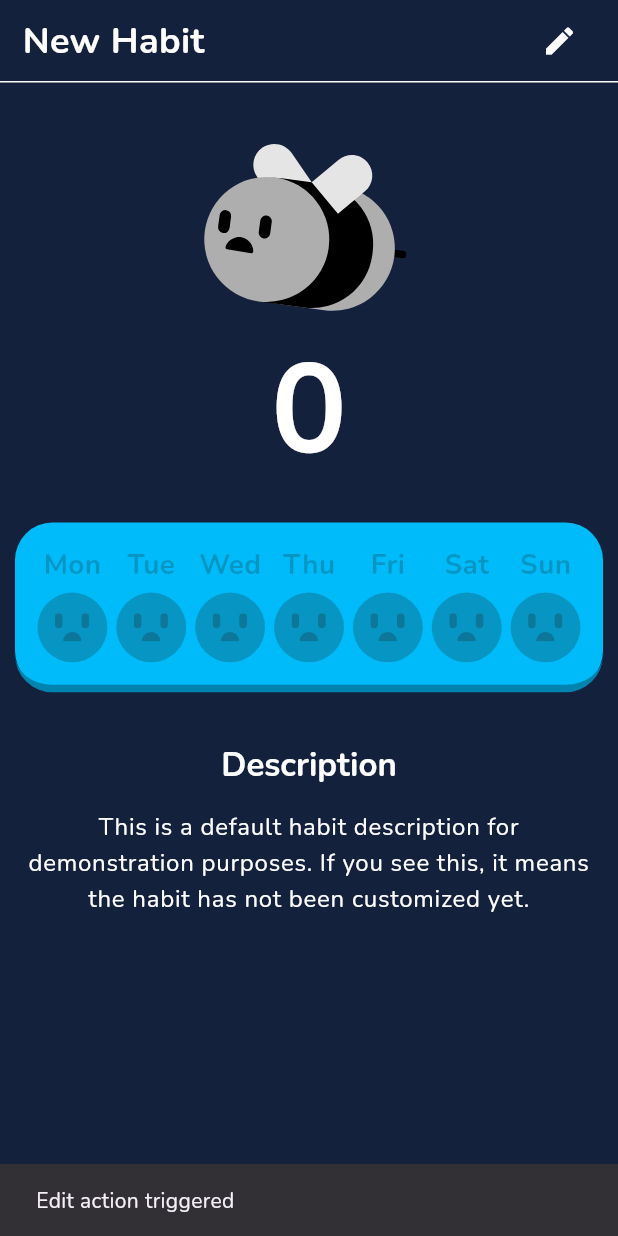
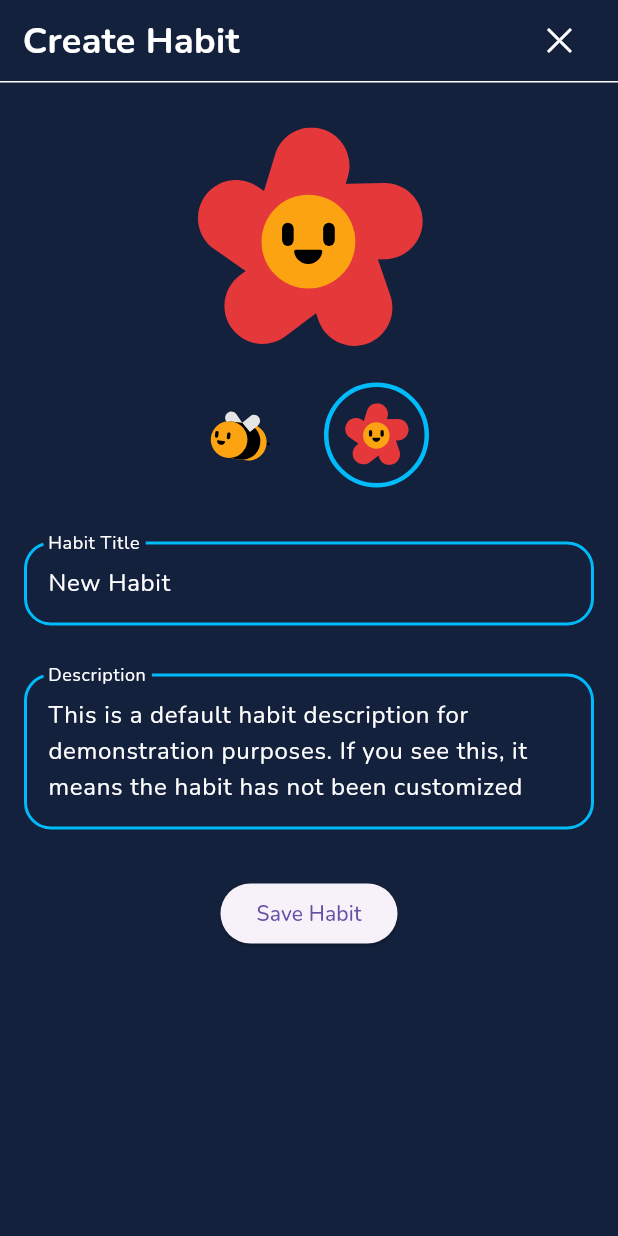
Before and after one commit to GabrielGrabalos/MyHabitStreak, a Flutter app: the screen it shows after launch, after a tap on the "edit" icon, on a phone screen of 412 x 824 dp. Run offline on Flutter 3.47's test engine with Material 3 defaults, Android fonts, the phone set to English and light mode, and no system bars; our stand-ins replace flutter_svg, google_fonts.

Commit message:
Theme selector done

```diff
--- a/my_habit_streak/lib/main.dart
+++ b/my_habit_streak/lib/main.dart
@@ -1,9 +1,10 @@
 import 'package:flutter/material.dart';
-import 'package:my_habit_streak/dtos/habit.dart';
+import 'package:my_habit_streak/screens/create_edit_habit.dart';
 import 'package:my_habit_streak/screens/visualize_habit.dart';
 import 'package:my_habit_streak/theme.dart';
 import 'package:my_habit_streak/widgets/habit_card.dart';
-import 'package:my_habit_streak/widgets/streak_week.dart';
+
+import 'models/habit.dart';
 
 void main() {
   runApp(const MyApp());
@@ -19,6 +20,16 @@ class MyApp extends StatelessWidget {
       title: 'Flutter Demo',
       theme: textThemeWithWhite,
       home: VisualizeHabit(habit: Habit()),
+      routes: {
+        VisualizeHabit.routeName: (context) {
+          final habit = ModalRoute.of(context)?.settings.arguments as Habit;
+          return VisualizeHabit(habit: habit);
+        },
+        CreateEditHabit.routeName: (context) {
+          final habit = ModalRoute.of(context)?.settings.arguments as Habit;
+          return CreateEditHabit(habit: habit);
+        },
+      },
     );
   }
 }
--- a/my_habit_streak/lib/dtos/habit.dart
+++ b/my_habit_streak/lib/models/habit.dart
@@ -20,7 +20,7 @@ class Habit {
     this.description = 'This is a default habit description for demonstration '
         'purposes. If you see this, it means '
         'the habit has not been customized yet.',
-    this.theme = HabitTheme.bee,
+    this.theme = HabitTheme.flower,
     this.color = blueTheme,
     Map<String, bool>? streakHistory,
   }) : streakHistory = streakHistory ?? {};
@@ -38,6 +38,14 @@ class Habit {
     final todayKey = formatDate(today);
     _isTodayDone = streakHistory[todayKey] ?? false;
     return _isTodayDone!;
+  }
+
+  set isTodayDone(bool value) {
+    final today = DateTime.now();
+    final todayKey = formatDate(today);
+    streakHistory[todayKey] = value;
+    _isTodayDone = value;
+    _streak = null; // Reset cached streak when updating today's status
   }
 
   // Calculate current streak length
--- /dev/null
+++ b/my_habit_streak/lib/screens/create_edit_habit.dart
@@ -0,0 +1,144 @@
+import 'package:flutter/cupertino.dart';
+import 'package:flutter/material.dart';
+import 'package:my_habit_streak/widgets/app_scaffold.dart';
+import 'package:my_habit_streak/widgets/header.dart';
+import 'package:my_habit_streak/widgets/theme_selector.dart';
+
+import '../models/habit.dart';
+
+class CreateEditHabit extends StatefulWidget {
+  static const String routeName = '/create-edit-habit';
+  final Habit habit;
+
+  const CreateEditHabit({super.key, required this.habit});
+
+  @override
+  State<CreateEditHabit> createState() => _CreateEditHabitState();
+}
+
+class _CreateEditHabitState extends State<CreateEditHabit> {
+  // Create mutable state variables
+  late Habit _editableHabit;
+  late TextEditingController _titleController;
+  late TextEditingController _descriptionController;
+
+  @override
+  void initState() {
+    super.initState();
+    // Initialize with a copy of the original habit
+    _editableHabit = widget.habit;
+    _titleController = TextEditingController(text: _editableHabit.title);
+    _descriptionController =
+        TextEditingController(text: _editableHabit.description);
+  }
+
+  @override
+  void dispose() {
+    // Clean up controllers
+    _titleController.dispose();
+    _descriptionController.dispose();
+    super.dispose();
+  }
+
+  @override
+  Widget build(BuildContext context) {
+    return AppScaffold(
+      body: Column(
+        children: [
+          Header(
+            title: 'Create Habit',
+            icon: CupertinoIcons.xmark,
+            onActionPressed: () => Navigator.pop(context),
+          ),
+          const SizedBox(height: 30),
+          SingleChildScrollView(
+            child: Column(
+              children: [
+                ThemeSelector(
+                  selectedTheme: _editableHabit.theme,
+                  onChanged: (value) {
+                    setState(() {
+                      _editableHabit = _editableHabit.copyWith(theme: value);
+                    });
+                  },
+                ),
+                const SizedBox(height: 20),
+                Padding(
+                  padding: const EdgeInsets.all(16.0),
+                  child: TextField(
+                    controller: _titleController,
+                    onChanged: (value) {
+                      setState(() {
+                        _editableHabit = _editableHabit.copyWith(title: value);
+                      });
+                    },
+                    cursorColor: _editableHabit.color,
+                    decoration: InputDecoration(
+                      labelText: 'Habit Title',
+                      labelStyle: const TextStyle(color: Colors.white),
+                      enabledBorder: OutlineInputBorder(
+                        borderRadius: BorderRadius.circular(18.0),
+                        borderSide: BorderSide(
+                          color: _editableHabit.color,
+                          width: 2.0,
+                        ),
+                      ),
+                      focusedBorder: OutlineInputBorder(
+                        borderRadius: BorderRadius.circular(18.0),
+                        borderSide: BorderSide(
+                          color: _editableHabit.color,
+                          width: 2.0,
+                        ),
+                      ),
+                    ),
+                  ),
+                ),
+                Padding(
+                  padding: const EdgeInsets.all(16.0),
+                  child: TextField(
+                    controller: _descriptionController,
+                    onChanged: (value) {
+                      setState(() {
+                        _editableHabit =
+                            _editableHabit.copyWith(description: value);
+                      });
+                    },
+                    maxLines: 3,
+                    cursorColor: _editableHabit.color,
+                    decoration: InputDecoration(
+                      labelText: 'Description',
+                      labelStyle: const TextStyle(color: Colors.white),
+                      enabledBorder: OutlineInputBorder(
+                        borderRadius: BorderRadius.circular(18.0),
+                        borderSide: BorderSide(
+                          color: _editableHabit.color,
+                          width: 2.0,
+                        ),
+                      ),
+                      focusedBorder: OutlineInputBorder(
+                        borderRadius: BorderRadius.circular(18.0),
+                        borderSide: BorderSide(
+                          color: _editableHabit.color,
+                          width: 2.0,
+                        ),
+                      ),
+                    ),
+                  ),
+                ),
+                Padding(
+                  padding: const EdgeInsets.all(16.0),
+                  child: ElevatedButton(
+                    onPressed: () {
+                      Navigator.pop(context, _editableHabit);
+                    },
+                    child: const Text('Save Habit'),
+                  ),
+                ),
+              ],
+            ),
+          ),
+        ],
+      ),
+    );
+  }
+}
--- a/my_habit_streak/lib/screens/visualize_habit.dart
+++ b/my_habit_streak/lib/screens/visualize_habit.dart
@@ -1,15 +1,17 @@
-import 'package:flutter/cupertino.dart';
 import 'package:flutter/material.dart';
 import 'package:flutter_svg/svg.dart';
+import 'package:my_habit_streak/screens/create_edit_habit.dart';
 import 'package:my_habit_streak/widgets/app_scaffold.dart';
+import 'package:my_habit_streak/widgets/button.dart';
 import 'package:my_habit_streak/widgets/header.dart';
 import 'package:my_habit_streak/widgets/streak_week.dart';
 
-import '../dtos/habit.dart';
+import '../models/habit.dart';
 import '../utils/colors.dart';
 import '../utils/habit_theme.dart';
 
-class VisualizeHabit extends StatelessWidget {
+class VisualizeHabit extends StatefulWidget {
+  static const String routeName = '/visualize-habit';
   final Habit habit;
 
   const VisualizeHabit({
@@ -18,17 +20,22 @@ class VisualizeHabit extends StatelessWidget {
   });
 
   @override
+  State<VisualizeHabit> createState() => _VisualizeHabitState();
+}
+
+class _VisualizeHabitState extends State<VisualizeHabit> {
+  @override
   Widget build(BuildContext context) {
     return AppScaffold(
-      body: Column(children: [
+      body: Column(
+        children: [
           Header(
-          title: habit.title,
+            title: widget.habit.title,
             icon: Icons.edit,
             onActionPressed: () {
               // Action when the edit icon is pressed
-            ScaffoldMessenger.of(context).showSnackBar(
-              SnackBar(content: Text('Edit action triggered')),
-            );
+              Navigator.pushNamed(context, CreateEditHabit.routeName,
+                  arguments: widget.habit);
             },
           ),
           SizedBox(height: 30),
@@ -38,41 +45,57 @@ class VisualizeHabit extends StatelessWidget {
                 Column(
                   children: [
                     SvgPicture.asset(
-                    'assets/${habit.theme == HabitTheme.bee ? 'bee' : 'flower'}'
-                    '${!habit.isTodayDone ? '_gray' : ''}.svg',
+                      'assets/${widget.habit.theme == HabitTheme.bee ? 'bee' : 'flower'}'
+                      '${!widget.habit.isTodayDone ? '_gray' : ''}.svg',
                       width: 150,
                       fit: BoxFit.contain,
                     ),
                     Text(
-                    habit.streak.toString(),
+                      widget.habit.streak.toString(),
                       style: Theme.of(context).textTheme.bodyMedium!.copyWith(
                             fontSize: 84,
                             fontWeight: FontWeight.bold,
-                          color: habit.isTodayDone
-                              ? doneColor : Colors.white,
+                            color: widget.habit.isTodayDone
+                                ? doneColor
+                                : Colors.white,
                           ),
                     ),
                   ],
                 ),
                 Padding(
-                padding: EdgeInsets.symmetric(horizontal: 10.0, vertical: 15.0),
+                  padding:
+                      EdgeInsets.symmetric(horizontal: 10.0, vertical: 15.0),
                   child: Container(
                     decoration: BoxDecoration(
-                      color: habit.color,
+                      color: widget.habit.color,
                       borderRadius: BorderRadius.circular(25),
                       // Bottom border with lower luminosity to simulate 3D effect
-                      border: Border(bottom: BorderSide(
-                        color: lowerLuminosity(habit.color, 0.7),
+                      border: Border(
+                        bottom: BorderSide(
+                          color: lowerLuminosity(widget.habit.color, 0.7),
                           width: 5.0,
-                      ))
+                        ),
+                      ),
                     ),
                     padding: const EdgeInsets.all(15.0),
                     child: StreakWeek(
-                    isDone: habit.getCurrentWeekStatus(),
+                      isDone: widget.habit.getCurrentWeekStatus(),
                     ),
                   ),
                 ),
-              SizedBox(height: 20),
+                Padding(
+                  padding: const EdgeInsets.symmetric(horizontal: 10.0),
+                  child: Button(
+                    color: widget.habit.color,
+                    label:
+                        'Mark as ${widget.habit.isTodayDone ? 'not done' : 'done'}',
+                    onPressed: () => setState(() {
+                      // Update the habit's completion status
+                      widget.habit.isTodayDone = !widget.habit.isTodayDone;
+                    }),
+                  ),
+                ),
+                const SizedBox(height: 20),
                 Center(
                   child: Text('Description',
                       style: Theme.of(context).textTheme.titleLarge!.copyWith(
@@ -82,7 +105,7 @@ class VisualizeHabit extends StatelessWidget {
                 Padding(
                   padding: const EdgeInsets.all(15.0),
                   child: Text(
-                  habit.description,
+                    widget.habit.description,
                     style: Theme.of(context).textTheme.bodyLarge,
                     textAlign: TextAlign.center,
                   ),
@@ -90,16 +113,17 @@ class VisualizeHabit extends StatelessWidget {
               ],
             ),
           ),
-      ]),
+        ],
+      ),
     );
   }
 
-  lowerLuminosity(Color color,double diminushingFactor) {
+  lowerLuminosity(Color color, double diminishingFactor) {
     // Function to lower the luminosity of a color
     return Color.fromRGBO(
-      (color.red * diminushingFactor).round(),
-      (color.green * diminushingFactor).round(),
-      (color.blue * diminushingFactor).round(),
+      (color.red * diminishingFactor).round(),
+      (color.green * diminishingFactor).round(),
+      (color.blue * diminishingFactor).round(),
       1,
     );
   }
--- /dev/null
+++ b/my_habit_streak/lib/widgets/button.dart
@@ -0,0 +1,43 @@
+import 'package:flutter/cupertino.dart';
+import 'package:flutter/material.dart';
+
+class Button extends StatelessWidget {
+  final String label;
+  final VoidCallback onPressed;
+  final Color color;
+
+  const Button({
+    super.key,
+    required this.label,
+    required this.onPressed,
+    required this.color,
+  });
+
+  @override
+  Widget build(BuildContext context) {
+    return SizedBox(
+      width: double.infinity, // Makes button 100% width
+      child: TextButton(
+        style: TextButton.styleFrom(
+          backgroundColor: Colors.transparent,
+          // Transparent background
+          side: BorderSide(color: color, width: 3),
+          // Blue border
+          shape: RoundedRectangleBorder(
+            borderRadius: BorderRadius.circular(25.0),
+          ),
+          padding: const EdgeInsets.all(16), // Adjust padding as needed
+        ),
+        onPressed: onPressed,
+        child: Text(
+          label,
+          style: Theme.of(context).textTheme.bodyLarge!.copyWith(
+                fontSize: 20,
+                color: color,
+                fontWeight: FontWeight.bold,
+              ),
+        ),
+      ),
+    );
+  }
+}
--- a/my_habit_streak/lib/widgets/habit_card.dart
+++ b/my_habit_streak/lib/widgets/habit_card.dart
@@ -2,7 +2,7 @@ import 'package:flutter/material.dart';
 import 'package:flutter_svg/flutter_svg.dart';
 import 'package:my_habit_streak/widgets/streak_week.dart';
 
-import '../dtos/habit.dart'; // Import your HabitDTO
+import '../models/habit.dart';
 import '../utils/colors.dart';
 import '../utils/habit_theme.dart';
 
--- a/my_habit_streak/lib/widgets/streak_week.dart
+++ b/my_habit_streak/lib/widgets/streak_week.dart
@@ -10,7 +10,7 @@ class StreakWeek extends StatelessWidget {
 
   const StreakWeek({
     super.key,
-    this.labels = const ['Mon', 'Tue', 'Wed', 'Thu', 'Fri', 'Sat', 'Sun'],
+    this.labels = const ['Sun', 'Mon', 'Tue', 'Wed', 'Thu', 'Fri', 'Sat'],
     this.isDone = const [true, false, true, false, true, false, true],
     this.spacing = 6.0,
   });
--- /dev/null
+++ b/my_habit_streak/lib/widgets/theme_selector.dart
@@ -0,0 +1,65 @@
+import 'package:flutter/cupertino.dart';
+import 'package:flutter/material.dart';
+import 'package:flutter_svg/flutter_svg.dart';
+import 'package:my_habit_streak/utils/colors.dart';
+import 'package:my_habit_streak/utils/habit_theme.dart';
+
+class ThemeSelector extends StatelessWidget {
+  final HabitTheme selectedTheme;
+  final ValueChanged<HabitTheme> onChanged;
+  final Color color;
+
+  const ThemeSelector({
+    super.key,
+    this.selectedTheme = HabitTheme.bee,
+    this.color = blueTheme,
+    required this.onChanged,
+  });
+
+  @override
+  Widget build(BuildContext context) {
+    return Column(
+      children: [
+        SvgPicture.asset(
+          'assets/${selectedTheme.name}.svg',
+          height: 150,
+          fit: BoxFit.contain,
+        ),
+        SizedBox(height: 20),
+        Row(
+          mainAxisAlignment: MainAxisAlignment.center,
+          children: HabitTheme.values.map((theme) {
+            return Padding(
+              padding: const EdgeInsets.symmetric(horizontal: 10),
+              child: GestureDetector(
+                onTap: () {
+                  // Call the onChanged callback when a theme is selected
+                  onChanged(theme);
+                },
+                child: Container(
+                  width: 70,
+                  height: 70,
+                  padding: const EdgeInsets.all(10),
+                  decoration: BoxDecoration(
+                    border: Border.all(
+                      color: selectedTheme == theme
+                          ? color
+                          : Colors.transparent,
+                      width: 3,
+                    ),
+                    borderRadius: BorderRadius.circular(100),
+                  ),
+                  child: SvgPicture.asset(
+                    'assets/${theme.name}.svg',
+                    height: 50,
+                    fit: BoxFit.contain,
+                  ),
+                ),
+              ),
+            );
+          }).toList(),
+        )
+      ],
+    );
+  }
+}
```
Also changed, not shown: my_habit_streak/assets/flower.svg. Lines whose indentation alone changed are shown as unchanged.
